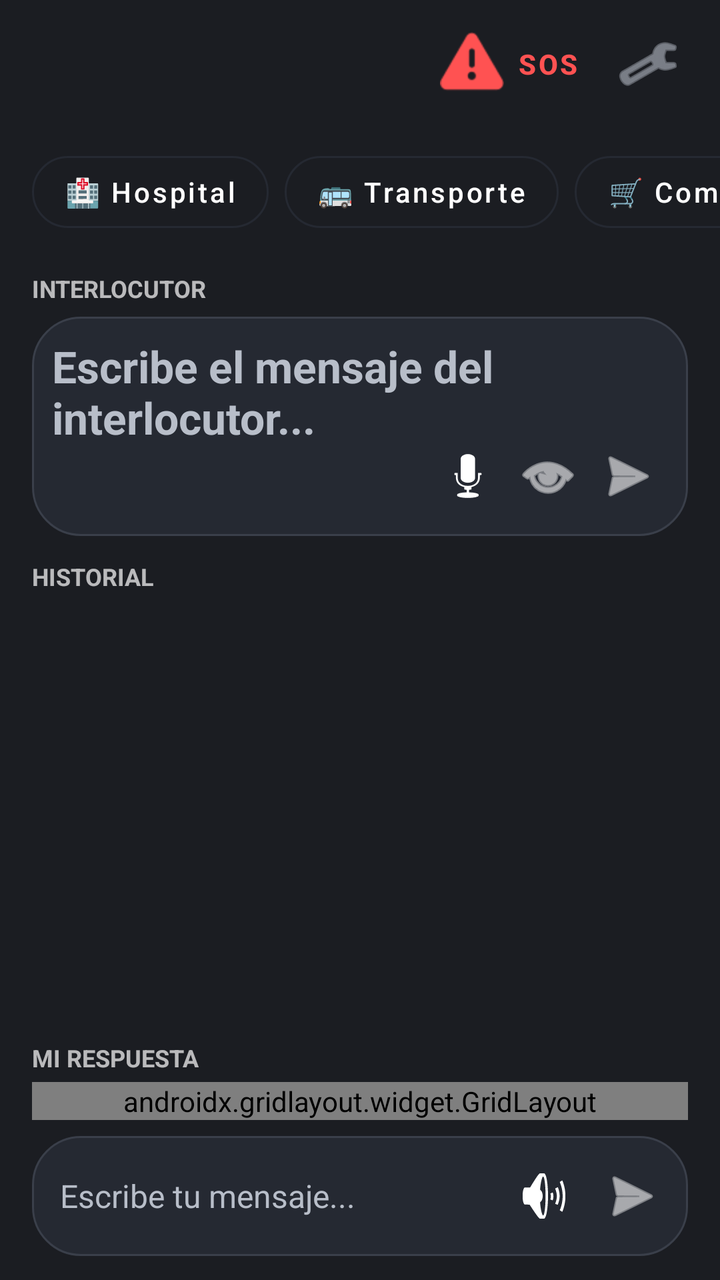
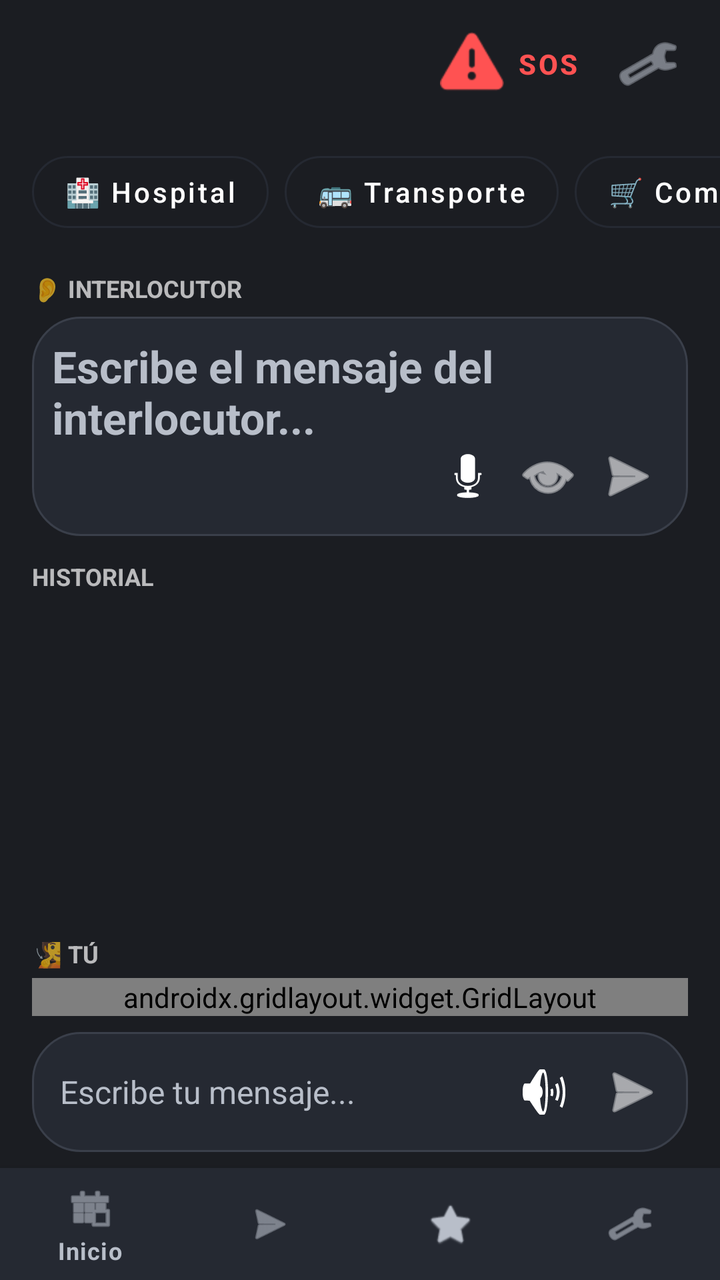

Compare the two renders of this Android layout. The source of the first and the diff that turns it into the second are given below.
<!-- AndroidManifest.xml: activity theme Theme.Speak2Read -->
<!-- res/layout/activity_home.xml -->
<?xml version="1.0" encoding="utf-8"?>
<FrameLayout
    xmlns:android="http://schemas.android.com/apk/res/android"
    xmlns:app="http://schemas.android.com/apk/res-auto"
    xmlns:tools="http://schemas.android.com/tools"
    android:layout_width="match_parent"
    android:layout_height="match_parent"
    android:fitsSystemWindows="true"
    android:background="@color/s2r_background">

    <LinearLayout
        android:layout_width="match_parent"
        android:layout_height="match_parent"
        android:orientation="vertical">

        <Toolbar
            android:id="@+id/toolbar"
            android:layout_width="match_parent"
            android:layout_height="64dp"
            android:background="@color/s2r_background"
            android:contentInsetStart="16dp"
            android:contentInsetEnd="12dp"
            app:title="@string/home_title"
            app:titleTextColor="@color/s2r_text_primary">

            <LinearLayout
                android:layout_width="wrap_content"
                android:layout_height="match_parent"
                android:layout_gravity="end"
                android:gravity="center_vertical"
                android:orientation="horizontal">

                <com.google.android.material.button.MaterialButton
                    android:id="@+id/btnSosHeader"
                    style="@style/Widget.MaterialComponents.Button.TextButton"
                    android:layout_width="wrap_content"
                    android:layout_height="wrap_content"
                    android:text="SOS"
                    android:textColor="@color/s2r_alert"
                    android:textStyle="bold"
                    app:icon="@android:drawable/ic_dialog_alert"
                    app:iconTint="@color/s2r_alert"
                    app:rippleColor="#20FF5252" />

                <ImageButton
                    android:id="@+id/btnSettings"
                    android:layout_width="48dp"
                    android:layout_height="48dp"
                    android:background="?attr/selectableItemBackgroundBorderless"
                    android:contentDescription="@string/settings"
                    android:padding="12dp"
                    android:src="@android:drawable/ic_menu_manage"
                    app:tint="@color/s2r_text_secondary" />
            </LinearLayout>
        </Toolbar>

        <HorizontalScrollView
            android:layout_width="match_parent"
            android:layout_height="wrap_content"
            android:scrollbars="none"
            android:paddingVertical="8dp"
            android:background="@color/s2r_background">

            <LinearLayout
                android:layout_width="wrap_content"
                android:layout_height="wrap_content"
                android:orientation="horizontal"
                android:paddingHorizontal="16dp">

                <com.google.android.material.button.MaterialButton
                    android:id="@+id/btnHospital"
                    style="@style/Widget.MaterialComponents.Button.OutlinedButton"
                    android:layout_width="wrap_content"
                    android:layout_height="48dp"
                    android:text="🏥 Hospital"
                    android:textAllCaps="false"
                    android:textColor="@color/s2r_text_primary"
                    app:strokeColor="@color/s2r_surface"
                    android:layout_marginEnd="8dp"
                    app:cornerRadius="24dp"/>

                <com.google.android.material.button.MaterialButton
                    android:id="@+id/btnTransporte"
                    style="@style/Widget.MaterialComponents.Button.OutlinedButton"
                    android:layout_width="wrap_content"
                    android:layout_height="48dp"
                    android:text="🚌 Transporte"
                    android:textAllCaps="false"
                    android:textColor="@color/s2r_text_primary"
                    app:strokeColor="@color/s2r_surface"
                    android:layout_marginEnd="8dp"
                    app:cornerRadius="24dp"/>

                <com.google.android.material.button.MaterialButton
                    android:id="@+id/btnCompras"
                    style="@style/Widget.MaterialComponents.Button.OutlinedButton"
                    android:layout_width="wrap_content"
                    android:layout_height="48dp"
                    android:text="🛒 Compras"
                    android:textAllCaps="false"
                    android:textColor="@color/s2r_text_primary"
                    app:strokeColor="@color/s2r_surface"
                    android:layout_marginEnd="8dp"
                    app:cornerRadius="24dp"/>

                <com.google.android.material.button.MaterialButton
                    android:id="@+id/btnEmergencia"
                    style="@style/Widget.MaterialComponents.Button.OutlinedButton"
                    android:layout_width="wrap_content"
                    android:layout_height="48dp"
                    android:text="🚨 Emergencia"
                    android:textAllCaps="false"
                    android:textColor="@color/s2r_text_primary"
                    app:strokeColor="@color/s2r_surface"
                    android:layout_marginEnd="8dp"
                    app:cornerRadius="24dp"/>

                <com.google.android.material.button.MaterialButton
                    android:id="@+id/btnPersonalizado"
                    style="@style/Widget.MaterialComponents.Button.OutlinedButton"
                    android:layout_width="wrap_content"
                    android:layout_height="48dp"
                    android:text="⭐ Personalizado"
                    android:textAllCaps="false"
                    android:textColor="@color/s2r_text_primary"
                    app:strokeColor="@color/s2r_surface"
                    app:cornerRadius="24dp"/>

            </LinearLayout>
        </HorizontalScrollView>

        
        <LinearLayout
            android:id="@+id/transcriptionContainer"
            android:layout_width="match_parent"
            android:layout_height="140dp"
            android:orientation="vertical"
            android:paddingHorizontal="16dp"
            android:paddingTop="8dp">

            <TextView
                android:layout_width="wrap_content"
                android:layout_height="wrap_content"
                android:text="@string/label_interlocutor"
                android:textColor="@color/s2r_text_primary"
                android:textStyle="bold"
                android:textSize="12sp"
                android:textAllCaps="true"
                android:alpha="0.7"/>

            <FrameLayout
                android:layout_width="match_parent"
                android:layout_height="match_parent"
                android:layout_marginTop="6dp"
                android:background="@drawable/bg_input_container"
                android:padding="10dp">

                <EditText
                    android:id="@+id/etTranscription"
                    android:layout_width="match_parent"
                    android:layout_height="match_parent"
                    android:background="@android:color/transparent"
                    android:hint="@string/interlocutor_hint"
                    android:importantForAutofill="no"
                    android:inputType="textMultiLine"
                    android:gravity="top"
                    android:textColor="@color/s2r_text_primary"
                    android:textColorHint="@color/s2r_text_secondary"
                    android:textSize="22sp"
                    android:textStyle="bold" />

                <LinearLayout
                    android:layout_width="wrap_content"
                    android:layout_height="wrap_content"
                    android:layout_gravity="bottom|end"
                    android:orientation="horizontal">

                    <ImageButton
                        android:id="@+id/btnMicTranscription"
                        android:layout_width="40dp"
                        android:layout_height="40dp"
                        android:background="?android:attr/selectableItemBackgroundBorderless"
                        android:contentDescription="@string/microfono"
                        android:src="@android:drawable/ic_btn_speak_now"
                        app:tint="@color/s2r_text_primary" />

                    <ImageButton
                        android:id="@+id/btnFullscreenTranscription"
                        android:layout_width="40dp"
                        android:layout_height="40dp"
                        android:background="?android:attr/selectableItemBackgroundBorderless"
                        android:contentDescription="@string/fullscreen_transcription"
                        android:src="@android:drawable/ic_menu_view"
                        app:tint="@color/s2r_text_primary" />

                    <ImageButton
                        android:id="@+id/btnSendTranscription"
                        android:layout_width="40dp"
                        android:layout_height="40dp"
                        android:background="?android:attr/selectableItemBackgroundBorderless"
                        android:contentDescription="@string/send_message"
                        android:src="@android:drawable/ic_menu_send"
                        app:tint="@color/s2r_text_primary" />
                </LinearLayout>
            </FrameLayout>
        </LinearLayout>

        
        <LinearLayout
            android:layout_width="match_parent"
            android:layout_height="0dp"
            android:layout_weight="1"
            android:orientation="vertical"
            android:paddingHorizontal="16dp"
            android:paddingTop="12dp">

            <TextView
                android:layout_width="wrap_content"
                android:layout_height="wrap_content"
                android:text="@string/label_historial"
                android:textColor="@color/s2r_text_primary"
                android:textStyle="bold"
                android:textSize="12sp"
                android:textAllCaps="true"
                android:alpha="0.7"/>

            <androidx.recyclerview.widget.RecyclerView
                android:id="@+id/recyclerChat"
                android:layout_width="match_parent"
                android:layout_height="match_parent"
                android:clipToPadding="false"
                android:paddingVertical="8dp"
                tools:listitem="@android:layout/simple_list_item_1" />
        </LinearLayout>

        
        <LinearLayout
            android:id="@+id/bottomArea"
            android:layout_width="match_parent"
            android:layout_height="wrap_content"
            android:orientation="vertical"
            android:paddingHorizontal="16dp"
            android:paddingBottom="12dp"
            android:background="@color/s2r_background">

            <TextView
                android:layout_width="wrap_content"
                android:layout_height="wrap_content"
                android:text="@string/label_mi_respuesta"
                android:textColor="@color/s2r_text_primary"
                android:textStyle="bold"
                android:textSize="12sp"
                android:textAllCaps="true"
                android:alpha="0.7"/>

            <androidx.gridlayout.widget.GridLayout
                android:id="@+id/quickReplyGrid"
                android:layout_width="match_parent"
                android:layout_height="wrap_content"
                android:layout_marginTop="4dp"
                app:columnCount="2"
                app:alignmentMode="alignMargins">

                <com.google.android.material.card.MaterialCardView
                    android:id="@+id/qr_si"
                    android:layout_width="0dp"
                    android:layout_height="wrap_content"
                    app:layout_columnWeight="1"
                    android:layout_margin="4dp"
                    app:cardBackgroundColor="@color/s2r_surface"
                    app:cardCornerRadius="12dp"
                    app:strokeColor="@color/s2r_accent"
                    app:strokeWidth="1dp">
                    <TextView
                        android:id="@+id/tvQr1"
                        android:layout_width="match_parent"
                        android:layout_height="wrap_content"
                        android:padding="12dp"
                        android:text="Sí"
                        android:textColor="@color/s2r_text_primary"
                        android:textSize="14sp"
                        android:gravity="center" />
                </com.google.android.material.card.MaterialCardView>

                <com.google.android.material.card.MaterialCardView
                    android:id="@+id/qr_no"
                    android:layout_width="0dp"
                    android:layout_height="wrap_content"
                    app:layout_columnWeight="1"
                    android:layout_margin="4dp"
                    app:cardBackgroundColor="@color/s2r_surface"
                    app:cardCornerRadius="12dp"
                    app:strokeColor="@color/s2r_accent"
                    app:strokeWidth="1dp">
                    <TextView
                        android:id="@+id/tvQr2"
                        android:layout_width="match_parent"
                        android:layout_height="wrap_content"
                        android:padding="12dp"
                        android:text="No"
                        android:textColor="@color/s2r_text_primary"
                        android:textSize="14sp"
                        android:gravity="center" />
                </com.google.android.material.card.MaterialCardView>

                <com.google.android.material.card.MaterialCardView
                    android:id="@+id/qr_repite"
                    android:layout_width="0dp"
                    android:layout_height="wrap_content"
                    app:layout_columnWeight="1"
                    android:layout_margin="4dp"
                    app:cardBackgroundColor="@color/s2r_surface"
                    app:cardCornerRadius="12dp"
                    app:strokeColor="@color/s2r_accent"
                    app:strokeWidth="1dp">
                    <TextView
                        android:id="@+id/tvQr3"
                        android:layout_width="match_parent"
                        android:layout_height="wrap_content"
                        android:padding="12dp"
                        android:text="Repite"
                        android:textColor="@color/s2r_text_primary"
                        android:textSize="14sp"
                        android:gravity="center" />
                </com.google.android.material.card.MaterialCardView>

                <com.google.android.material.card.MaterialCardView
                    android:id="@+id/qr_ayuda"
                    android:layout_width="0dp"
                    android:layout_height="wrap_content"
                    app:layout_columnWeight="1"
                    android:layout_margin="4dp"
                    app:cardBackgroundColor="@color/s2r_surface"
                    app:cardCornerRadius="12dp"
                    app:strokeColor="@color/s2r_accent"
                    app:strokeWidth="1dp">
                    <TextView
                        android:id="@+id/tvQr4"
                        android:layout_width="match_parent"
                        android:layout_height="wrap_content"
                        android:padding="12dp"
                        android:text="Ayuda"
                        android:textColor="@color/s2r_text_primary"
                        android:textSize="14sp"
                        android:gravity="center" />
                </com.google.android.material.card.MaterialCardView>
            </androidx.gridlayout.widget.GridLayout>

            <LinearLayout
                android:id="@+id/inputArea"
                android:layout_width="match_parent"
                android:layout_height="wrap_content"
                android:layout_marginTop="8dp"
                android:background="@drawable/bg_input_container"
                android:gravity="center_vertical"
                android:orientation="horizontal"
                android:padding="6dp">

                <EditText
                    android:id="@+id/etMessage"
                    android:layout_width="0dp"
                    android:layout_height="wrap_content"
                    android:layout_weight="1"
                    android:background="@android:color/transparent"
                    android:hint="@string/user_message_hint"
                    android:importantForAutofill="no"
                    android:inputType="textMultiLine"
                    android:maxLines="3"
                    android:minHeight="48dp"
                    android:paddingHorizontal="8dp"
                    android:textColor="@color/s2r_text_primary"
                    android:textColorHint="@color/s2r_text_secondary"
                    android:textSize="16sp" />

                <ImageButton
                    android:id="@+id/btnSpeaker"
                    android:layout_width="44dp"
                    android:layout_height="44dp"
                    android:background="?attr/selectableItemBackgroundBorderless"
                    android:contentDescription="@string/altavoz"
                    android:padding="8dp"
                    android:src="@android:drawable/ic_lock_silent_mode_off"
                    app:tint="@color/s2r_text_primary" />

                <ImageButton
                    android:id="@+id/btnSendMessage"
                    android:layout_width="44dp"
                    android:layout_height="44dp"
                    android:background="?attr/selectableItemBackgroundBorderless"
                    android:contentDescription="@string/send_message"
                    android:padding="8dp"
                    android:src="@android:drawable/ic_menu_send"
                    app:tint="@color/s2r_text_primary" />
            </LinearLayout>
        </LinearLayout>
    </LinearLayout>

    
    <LinearLayout
        android:id="@+id/emergencyOverlay"
        android:layout_width="match_parent"
        android:layout_height="match_parent"
        android:background="#CCFF0000"
        android:gravity="center"
        android:orientation="vertical"
        android:visibility="gone">

        <ImageView
            android:id="@+id/imgWarning"
            android:layout_width="120dp"
            android:layout_height="120dp"
            android:contentDescription="@string/emergency_detected"
            android:src="@android:drawable/stat_sys_warning"
            android:tint="@android:color/white" />

        <TextView
            android:layout_width="wrap_content"
            android:layout_height="wrap_content"
            android:layout_marginTop="24dp"
            android:text="@string/emergency_detected"
            android:textColor="@android:color/white"
            android:textSize="24sp"
            android:textStyle="bold" />

        <Button
            android:id="@+id/btnAcknowledge"
            android:layout_width="wrap_content"
            android:layout_height="wrap_content"
            android:layout_marginTop="32dp"
            android:text="@string/dialog_accept" />
    </LinearLayout>

</FrameLayout>
<!-- resources referenced by this layout -->
<resources>
  <color name="s2r_accent">#7CB4FF</color>
  <color name="s2r_alert">#FF5252</color>
  <color name="s2r_background">#1B1D22</color>
  <color name="s2r_surface">#252932</color>
  <color name="s2r_text_primary">#FFFFFF</color>
  <color name="s2r_text_secondary">#B8BEC9</color>
  <!-- drawable bg_input_container (drawable) -->
  <?xml version="1.0" encoding="utf-8"?>
  <shape xmlns:android="http://schemas.android.com/apk/res/android">
      <solid android:color="@color/s2r_surface"/>
      <corners android:radius="24dp"/>
      <stroke
          android:width="1dp"
          android:color="#3A3F4A"/>
  </shape>
  <string name="altavoz">Altavoz</string>
  <string name="dialog_accept">Aceptar</string>
  <string name="emergency_detected">EMERGENCIA DETECTADA</string>
  <string name="fullscreen_transcription">Pantalla completa</string>
  <string name="home_title">Speak2Read</string>
  <string name="interlocutor_hint">Escribe el mensaje del interlocutor...</string>
  <string name="label_historial">HISTORIAL</string>
  <string name="label_interlocutor">INTERLOCUTOR</string>
  <string name="label_mi_respuesta">MI RESPUESTA</string>
  <string name="microfono">Microfono</string>
  <string name="send_message">Enviar</string>
  <string name="settings">Configuracion</string>
  <string name="user_message_hint">Escribe tu mensaje...</string>
  <style name="Theme.Speak2Read" parent="Theme.MaterialComponents.DayNight.NoActionBar">
          <item name="colorPrimary">@color/s2r_bubble_usuario</item>
          <item name="colorPrimaryVariant">@color/s2r_bubble_usuario</item>
          <item name="colorOnPrimary">@color/white</item>
          <item name="android:windowBackground">@color/s2r_background</item>
          <item name="android:colorBackground">@color/s2r_background</item>
          <item name="android:textColorPrimary">@color/s2r_text_primary</item>
          <item name="android:textColor">@color/s2r_text_primary</item>
      </style>
  <color name="s2r_bubble_usuario">#4F8CFF</color>
  <color name="white">#FFFFFFFF</color>
</resources>

<!-- the commit's change to res/layout/activity_home.xml (unified diff, before → after) -->
@@ -1,5 +1,5 @@
 <?xml version="1.0" encoding="utf-8"?>
-<FrameLayout
+<RelativeLayout
     xmlns:android="http://schemas.android.com/apk/res/android"
     xmlns:app="http://schemas.android.com/apk/res-auto"
     xmlns:tools="http://schemas.android.com/tools"
@@ -11,7 +11,8 @@
     <LinearLayout
         android:layout_width="match_parent"
         android:layout_height="match_parent"
-        android:orientation="vertical">
+        android:orientation="vertical"
+        android:layout_above="@id/bottom_navigation">
 
         <Toolbar
             android:id="@+id/toolbar"
@@ -54,6 +55,7 @@
             </LinearLayout>
         </Toolbar>
 
+        
         <HorizontalScrollView
             android:layout_width="match_parent"
             android:layout_height="wrap_content"
@@ -141,7 +143,7 @@
             <TextView
                 android:layout_width="wrap_content"
                 android:layout_height="wrap_content"
-                android:text="@string/label_interlocutor"
+                android:text="@string/sender_interlocutor"
                 android:textColor="@color/s2r_text_primary"
                 android:textStyle="bold"
                 android:textSize="12sp"
@@ -240,13 +242,13 @@
             android:layout_height="wrap_content"
             android:orientation="vertical"
             android:paddingHorizontal="16dp"
-            android:paddingBottom="12dp"
+            android:paddingBottom="8dp"
             android:background="@color/s2r_background">
 
             <TextView
                 android:layout_width="wrap_content"
                 android:layout_height="wrap_content"
-                android:text="@string/label_mi_respuesta"
+                android:text="@string/sender_me"
                 android:textColor="@color/s2r_text_primary"
                 android:textStyle="bold"
                 android:textSize="12sp"
@@ -264,7 +266,7 @@
                 <com.google.android.material.card.MaterialCardView
                     android:id="@+id/qr_si"
                     android:layout_width="0dp"
-                    android:layout_height="wrap_content"
+                    android:layout_height="48dp"
                     app:layout_columnWeight="1"
                     android:layout_margin="4dp"
                     app:cardBackgroundColor="@color/s2r_surface"
@@ -274,18 +276,18 @@
                     <TextView
                         android:id="@+id/tvQr1"
                         android:layout_width="match_parent"
-                        android:layout_height="wrap_content"
-                        android:padding="12dp"
+                        android:layout_height="match_parent"
                         android:text="Sí"
                         android:textColor="@color/s2r_text_primary"
                         android:textSize="14sp"
-                        android:gravity="center" />
+                        android:gravity="center"
+                        android:minWidth="120dp"/>
                 </com.google.android.material.card.MaterialCardView>
 
                 <com.google.android.material.card.MaterialCardView
                     android:id="@+id/qr_no"
                     android:layout_width="0dp"
-                    android:layout_height="wrap_content"
+                    android:layout_height="48dp"
                     app:layout_columnWeight="1"
                     android:layout_margin="4dp"
                     app:cardBackgroundColor="@color/s2r_surface"
@@ -295,18 +297,18 @@
                     <TextView
                         android:id="@+id/tvQr2"
                         android:layout_width="match_parent"
-                        android:layout_height="wrap_content"
-                        android:padding="12dp"
+                        android:layout_height="match_parent"
                         android:text="No"
                         android:textColor="@color/s2r_text_primary"
                         android:textSize="14sp"
-                        android:gravity="center" />
+                        android:gravity="center"
+                        android:minWidth="120dp"/>
                 </com.google.android.material.card.MaterialCardView>
 
                 <com.google.android.material.card.MaterialCardView
                     android:id="@+id/qr_repite"
                     android:layout_width="0dp"
-                    android:layout_height="wrap_content"
+                    android:layout_height="48dp"
                     app:layout_columnWeight="1"
                     android:layout_margin="4dp"
                     app:cardBackgroundColor="@color/s2r_surface"
@@ -316,18 +318,18 @@
                     <TextView
                         android:id="@+id/tvQr3"
                         android:layout_width="match_parent"
-                        android:layout_height="wrap_content"
-                        android:padding="12dp"
+                        android:layout_height="match_parent"
                         android:text="Repite"
                         android:textColor="@color/s2r_text_primary"
                         android:textSize="14sp"
-                        android:gravity="center" />
+                        android:gravity="center"
+                        android:minWidth="120dp"/>
                 </com.google.android.material.card.MaterialCardView>
 
                 <com.google.android.material.card.MaterialCardView
                     android:id="@+id/qr_ayuda"
                     android:layout_width="0dp"
-                    android:layout_height="wrap_content"
+                    android:layout_height="48dp"
                     app:layout_columnWeight="1"
                     android:layout_margin="4dp"
                     app:cardBackgroundColor="@color/s2r_surface"
@@ -337,12 +339,12 @@
                     <TextView
                         android:id="@+id/tvQr4"
                         android:layout_width="match_parent"
-                        android:layout_height="wrap_content"
-                        android:padding="12dp"
+                        android:layout_height="match_parent"
                         android:text="Ayuda"
                         android:textColor="@color/s2r_text_primary"
                         android:textSize="14sp"
-                        android:gravity="center" />
+                        android:gravity="center"
+                        android:minWidth="120dp"/>
                 </com.google.android.material.card.MaterialCardView>
             </androidx.gridlayout.widget.GridLayout>
 
@@ -395,6 +397,16 @@
         </LinearLayout>
     </LinearLayout>
 
+    <com.google.android.material.bottomnavigation.BottomNavigationView
+        android:id="@+id/bottom_navigation"
+        android:layout_width="match_parent"
+        android:layout_height="wrap_content"
+        android:layout_alignParentBottom="true"
+        android:background="@color/s2r_surface"
+        app:itemIconTint="@color/s2r_text_secondary"
+        app:itemTextColor="@color/s2r_text_secondary"
+        app:menu="@menu/bottom_nav_menu" />
+
     
     <LinearLayout
         android:id="@+id/emergencyOverlay"
@@ -430,4 +442,4 @@
             android:text="@string/dialog_accept" />
     </LinearLayout>
 
-</FrameLayout>
+</RelativeLayout>
<!-- resource entries referenced after the edit -->
@@ -22,10 +22,10 @@
   <string name="home_title">Speak2Read</string>
   <string name="interlocutor_hint">Escribe el mensaje del interlocutor...</string>
   <string name="label_historial">HISTORIAL</string>
-  <string name="label_interlocutor">INTERLOCUTOR</string>
-  <string name="label_mi_respuesta">MI RESPUESTA</string>
   <string name="microfono">Microfono</string>
   <string name="send_message">Enviar</string>
+  <string name="sender_interlocutor">👂 Interlocutor</string>
+  <string name="sender_me">🧏 Tú</string>
   <string name="settings">Configuracion</string>
   <string name="user_message_hint">Escribe tu mensaje...</string>
   <style name="Theme.Speak2Read" parent="Theme.MaterialComponents.DayNight.NoActionBar">
